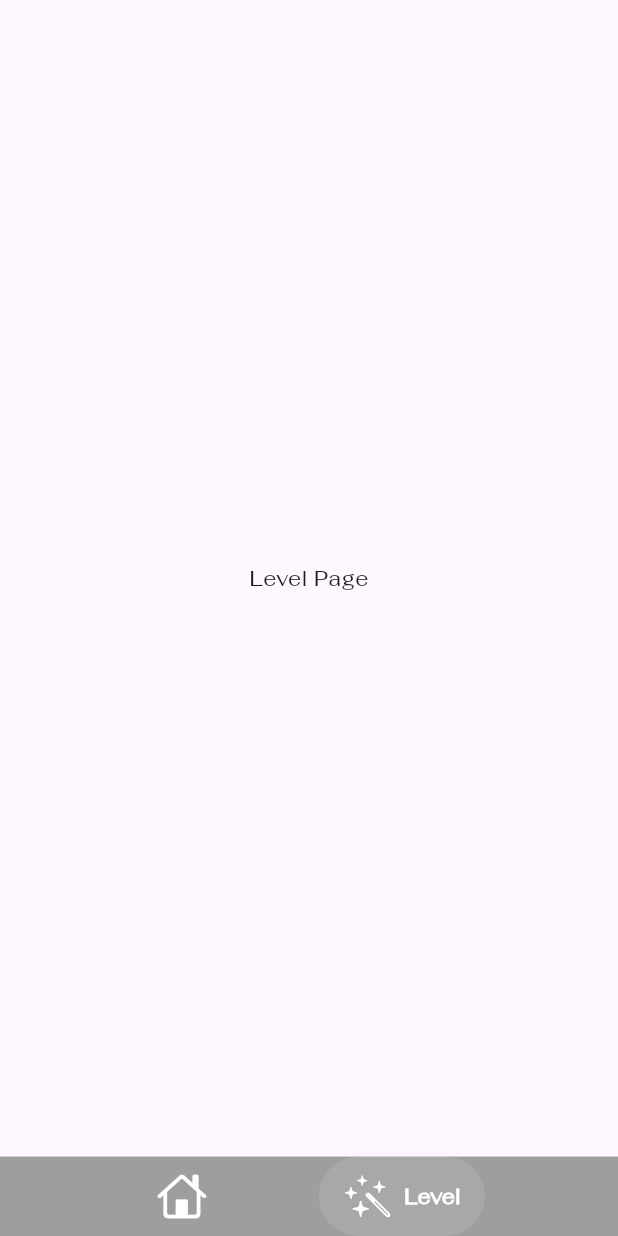
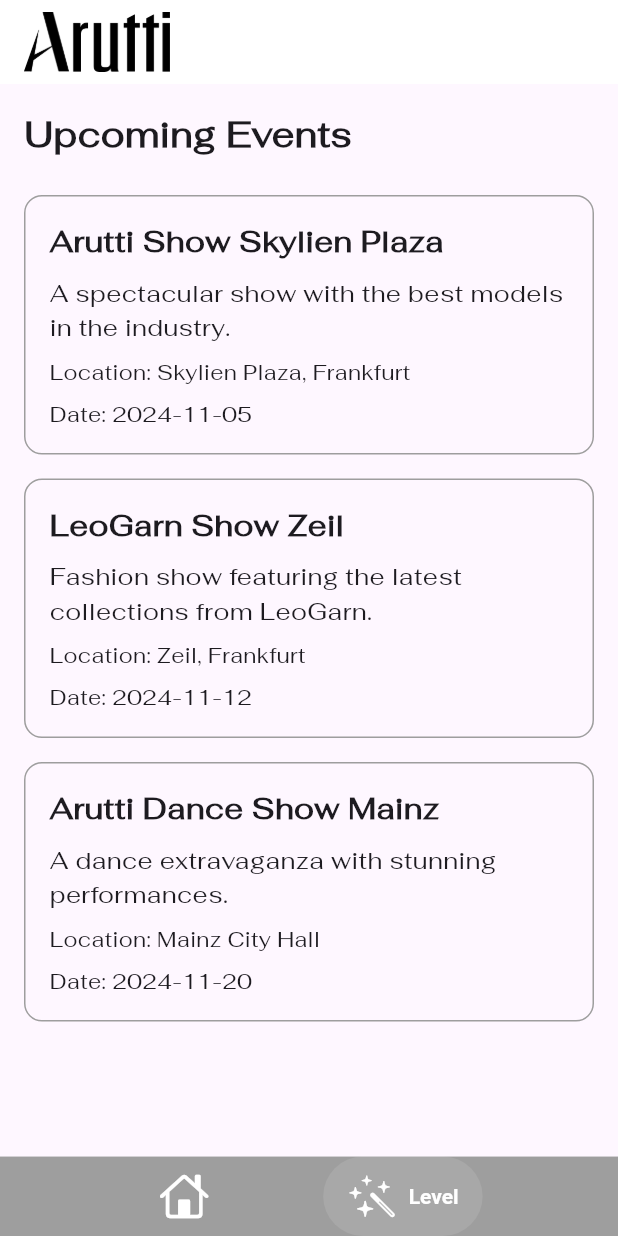
Before and after one commit to tgeiling/arutti, a Flutter app: the screen it shows after launch, swiped to page 2, on a phone screen of 412 x 824 dp. Run offline on Flutter 3.47's test engine with Material 3 defaults, Android fonts, the phone set to English and light mode, and no system bars; drawn by our look-alikes of salomon_bottom_bar; our stand-ins replace image_picker, shared_preferences.

Commit message:
version 0.1 finnished

```diff
--- /dev/null
+++ b/devtools_options.yaml
@@ -0,0 +1,3 @@
+description: This file stores settings for Dart & Flutter DevTools.
+documentation: https://docs.flutter.dev/tools/devtools/extensions#configure-extension-enablement-states
+extensions:
--- /dev/null
+++ b/lib/events.dart
@@ -0,0 +1,127 @@
+import 'package:flutter/material.dart';
+
+class EventsPage extends StatelessWidget {
+  // Dummy data for events
+  final List<Map<String, String>> events = [
+    {
+      'title': 'Arutti Show Skylien Plaza',
+      'description': 'A spectacular show with the best models in the industry.',
+      'place': 'Skylien Plaza, Frankfurt',
+      'date': '2024-11-05'
+    },
+    {
+      'title': 'LeoGarn Show Zeil',
+      'description':
+          'Fashion show featuring the latest collections from LeoGarn.',
+      'place': 'Zeil, Frankfurt',
+      'date': '2024-11-12'
+    },
+    {
+      'title': 'Arutti Dance Show Mainz',
+      'description': 'A dance extravaganza with stunning performances.',
+      'place': 'Mainz City Hall',
+      'date': '2024-11-20'
+    }
+  ];
+
+  @override
+  Widget build(BuildContext context) {
+    return SafeArea(
+      child: Column(
+        crossAxisAlignment: CrossAxisAlignment.start,
+        children: [
+          Padding(
+            padding: const EdgeInsets.all(16.0),
+            child: Text(
+              'Upcoming Events',
+              style: TextStyle(
+                fontSize: 24,
+                fontFamily: 'Fahkwang',
+                fontWeight: FontWeight.bold,
+              ),
+            ),
+          ),
+          Expanded(
+            child: ListView.builder(
+              itemCount: events.length,
+              itemBuilder: (context, index) {
+                return Padding(
+                  padding: const EdgeInsets.symmetric(
+                      horizontal: 16.0, vertical: 8.0),
+                  child: EventCard(
+                    title: events[index]['title']!,
+                    description: events[index]['description']!,
+                    place: events[index]['place']!,
+                    date: events[index]['date']!,
+                  ),
+                );
+              },
+            ),
+          ),
+        ],
+      ),
+    );
+  }
+}
+
+class EventCard extends StatelessWidget {
+  final String title;
+  final String description;
+  final String place;
+  final String date;
+
+  const EventCard({
+    required this.title,
+    required this.description,
+    required this.place,
+    required this.date,
+  });
+
+  @override
+  Widget build(BuildContext context) {
+    return Container(
+      padding: EdgeInsets.all(16.0),
+      decoration: BoxDecoration(
+        borderRadius: BorderRadius.circular(12),
+        border: Border.all(color: Colors.grey),
+      ),
+      child: Column(
+        crossAxisAlignment: CrossAxisAlignment.start,
+        children: [
+          Text(
+            title,
+            style: TextStyle(
+              fontSize: 20,
+              fontFamily: 'Fahkwang',
+              fontWeight: FontWeight.bold,
+            ),
+          ),
+          SizedBox(height: 8),
+          Text(
+            description,
+            style: TextStyle(
+              fontSize: 16,
+              fontFamily: 'Fahkwang',
+            ),
+          ),
+          SizedBox(height: 8),
+          Text(
+            'Location: $place',
+            style: TextStyle(
+              fontSize: 14,
+              fontFamily: 'Fahkwang',
+            ),
+          ),
+          SizedBox(height: 8),
+          Text(
+            'Date: $date',
+            style: TextStyle(
+              fontSize: 14,
+              fontFamily: 'Fahkwang',
+            ),
+          ),
+        ],
+      ),
+    );
+  }
+}
--- a/lib/main.dart
+++ b/lib/main.dart
@@ -5,13 +5,13 @@ import 'package:provider/provider.dart';
 
 import 'provider.dart';
 import 'start.dart';
+import 'events.dart';
 
 void main() {
   runApp(
     MultiProvider(
       providers: [
-        ChangeNotifierProvider(
-            create: (context) => UserDataProvider()), // New User Data Provider
+        ChangeNotifierProvider(create: (context) => UserDataProvider()),
       ],
       child: MyApp(),
     ),
@@ -43,6 +43,17 @@ class _MyHomePageState extends State<MyHomePage> {
   @override
   Widget build(BuildContext context) {
     return Scaffold(
+      appBar: AppBar(
+        title: Row(
+          children: [
+            Image.asset(
+              'assets/logo.jpg',
+              height: 40, // Adjust the height based on your logo size
+            ),
+          ],
+        ),
+        backgroundColor: Colors.white, // Customize the AppBar background color
+      ),
       body: PageView(
         controller: _pageController,
         onPageChanged: (index) {
@@ -51,8 +62,8 @@ class _MyHomePageState extends State<MyHomePage> {
           });
         },
         children: [
-          Center(child: StartPage()), // Placeholder for StartPage
-          Center(child: Text("Level Page")), // Placeholder for Level Page
+          Center(child: StartPage()),
+          Center(child: EventsPage()),
         ],
       ),
       bottomNavigationBar: _buildBottomNavigationBar(),
--- a/pubspec.yaml
+++ b/pubspec.yaml
@@ -26,7 +26,7 @@ flutter:
     - assets/logo.jpg
 
   fonts:
-    - family: Roboto
+    - family: Fahkwang
       fonts:
         - asset: fonts/Fahkwang-Regular.ttf
           weight: 700
```
Also changed, not shown: lib/start.dart (+63 -18 lines), pubspec.lock, 1 other file.
